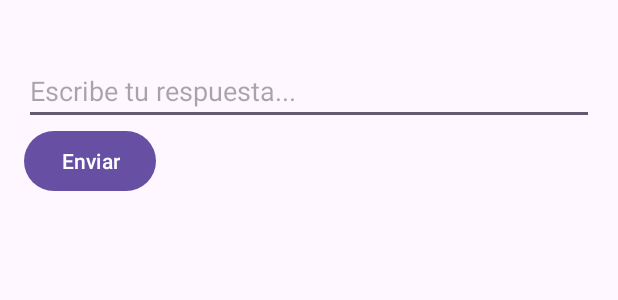
After one commit to urenakiller10/App_Comida_Cercana, an Android app: the layout dialog_comentario.xml on its own in the app's theme, with its tools: preview values and no code run, on a phone screen of 412 x 824 dp. The commit adds this screen. Shown: the top 300 px of the screen. Run offline under Robolectric (Android 15) with nearby library versions, the phone set to English and light mode, and no system bars.

Commit message:
Implementacion de apartado de respuesta del comentario

```diff
--- a/CrowFunding/app/src/main/AndroidManifest.xml
+++ b/CrowFunding/app/src/main/AndroidManifest.xml
@@ -33,6 +33,7 @@
         <activity android:name=".misProyectos"/>
         <activity android:name=".donaciones"/>
         <activity android:name=".foroGeneral"/>
+        <activity android:name=".respuesta" />
 
     </application>
 </manifest>
--- /dev/null
+++ b/CrowFunding/app/src/main/res/layout/dialog_comentario.xml
@@ -0,0 +1,37 @@
+<?xml version="1.0" encoding="utf-8"?>
+<LinearLayout xmlns:android="http://schemas.android.com/apk/res/android"
+    android:layout_width="match_parent"
+    android:layout_height="wrap_content"
+    android:orientation="vertical"
+    android:padding="16dp">
+
+    <!-- Texto del comentario -->
+    <TextView
+        android:id="@+id/textoComentario"
+        android:layout_width="match_parent"
+        android:layout_height="wrap_content"
+        android:textSize="16sp"
+        android:textColor="#000000" />
+
+    <!-- Campo para responder el comentario -->
+    <EditText
+        android:id="@+id/campoRespuesta"
+        android:layout_width="match_parent"
+        android:layout_height="wrap_content"
+        android:hint="Escribe tu respuesta..." />
+
+    <!-- Botón para enviar respuesta -->
+    <Button
+        android:id="@+id/botonEnviarRespuesta"
+        android:layout_width="wrap_content"
+        android:layout_height="wrap_content"
+        android:text="Enviar" />
+
+    <!-- RecyclerView para mostrar respuestas -->
+    <androidx.recyclerview.widget.RecyclerView
+        android:id="@+id/recyclerViewRespuestas"
+        android:layout_width="match_parent"
+        android:layout_height="wrap_content"
+        android:layout_marginTop="16dp" />
+
+</LinearLayout>
```
Also changed, not shown: CrowFunding/app/src/main/java/com/example/crowfunding/comentarioAdapter.java (+77 -26 lines), CrowFunding/app/src/main/java/com/example/crowfunding/foroGeneral.java (+6 -3 lines), CrowFunding/app/src/main/java/com/example/crowfunding/respuesta.java (added, +42 -0 lines), CrowFunding/app/src/main/java/com/example/crowfunding/respuestaAdapter.java (added, +49 -0 lines), CrowFunding/app/src/main/res/layout/item_respuesta.xml (added, +14 -0 lines).
